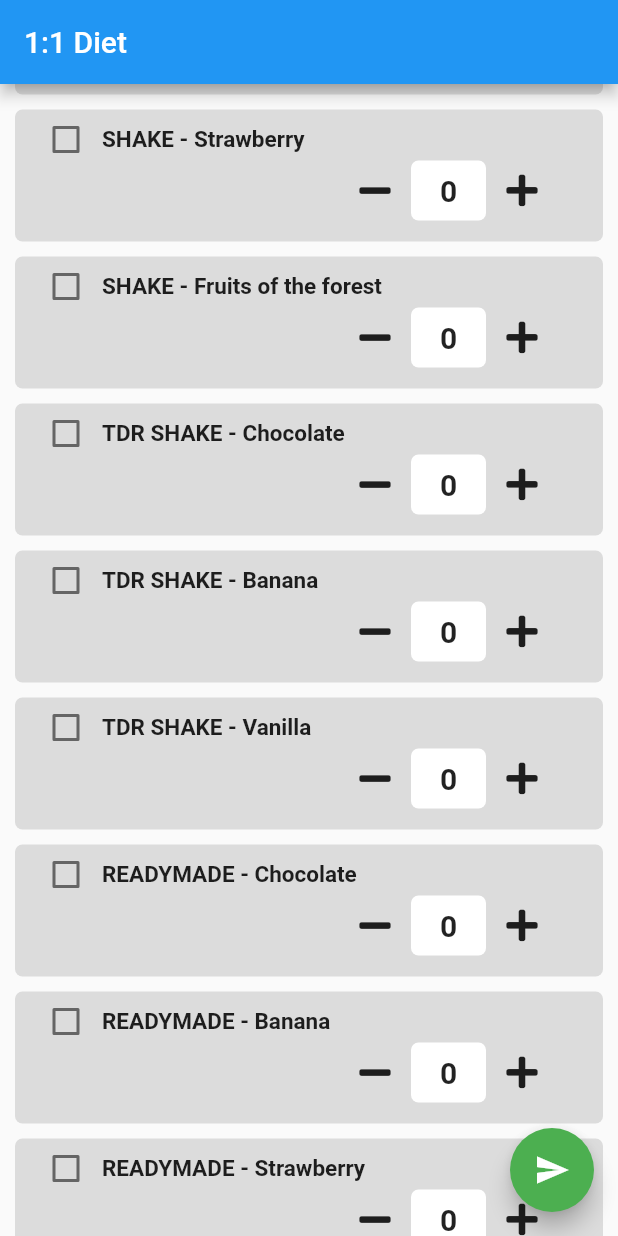
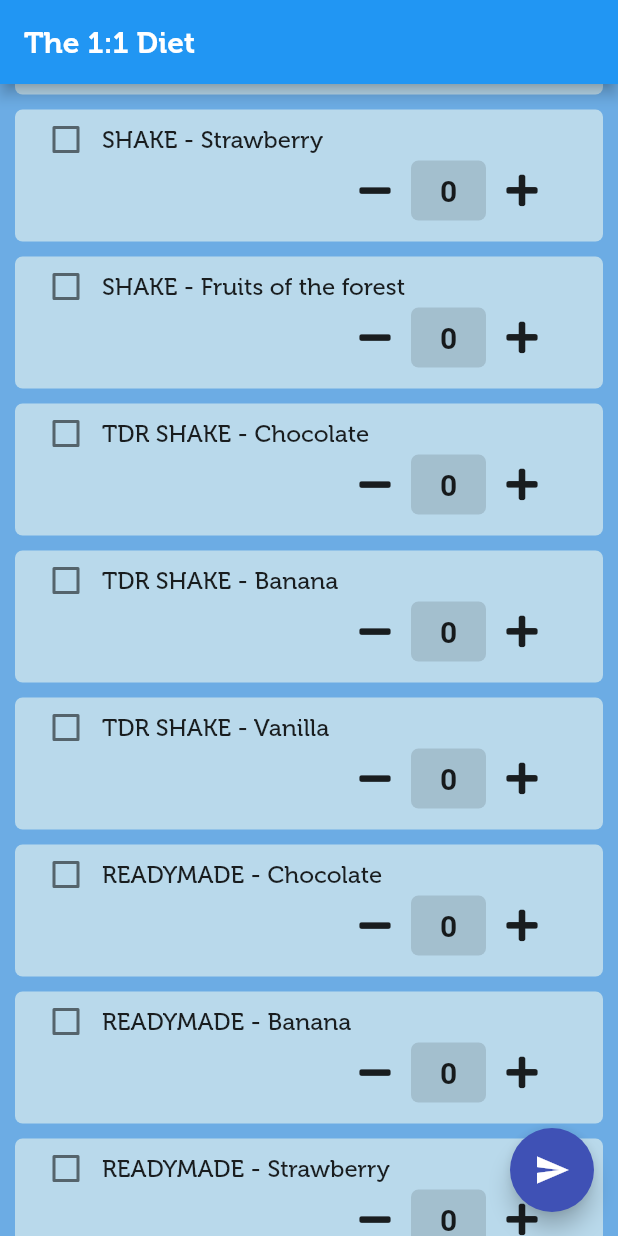
Before and after one commit to ambanikousik/one2one_diet, a Flutter app: the screen it shows after launch, scrolled down 576 dp, after a tap on the "send" icon, on a phone screen of 412 x 824 dp. Run offline on Flutter 3.47's test engine with Material 2 defaults, Android fonts, the phone set to English and light mode, and no system bars; our stand-ins replace font_awesome_flutter; missing offline and left inert: flutter_launch.

Commit message:
functional app

```diff
--- a/lib/body.dart
+++ b/lib/body.dart
@@ -1,5 +1,6 @@
 import 'package:flutter/material.dart';
 import 'package:font_awesome_flutter/font_awesome_flutter.dart';
+import 'productView.dart';
 
 class productsView extends StatefulWidget{
  final listItem;
@@ -43,8 +44,9 @@ class _productsView extends State<productsView>{
                 ),
               ),
               Text(widget.listItem.name,style: TextStyle(
-                fontWeight: FontWeight.bold,
-                fontSize: 15,
+                fontFamily: 'Museo',
+                fontWeight: FontWeight.w300,
+                fontSize: 16,
               ),),
             ],
           ),
@@ -63,7 +65,7 @@ class _productsView extends State<productsView>{
                   height: 40,
                   alignment: Alignment.center,
                   child: Text(widget.listItem.quantity.toString(),style: TextStyle(fontWeight:FontWeight.w700,fontSize:20),),
-                decoration: BoxDecoration(borderRadius: BorderRadius.circular(5),color: Colors.white),
+                decoration: BoxDecoration(borderRadius: BorderRadius.circular(5),color: Colors.black12),
 
               ),
               IconButton(icon: Icon(FontAwesomeIcons.plus), onPressed: () { setState(() {
@@ -75,7 +77,7 @@ class _productsView extends State<productsView>{
         ],
       ),
       decoration: BoxDecoration(
-        color: Colors.black12,
+        color: HexColor("b9d9eb"),
         borderRadius: BorderRadius.circular(5),
       ),
     );
--- a/lib/main.dart
+++ b/lib/main.dart
@@ -6,15 +6,14 @@ import 'package:flutter_launch/flutter_launch.dart';
 void main() => runApp(MyApp());
 
 class MyApp extends StatelessWidget {
-  // This widget is the root of your application.
   @override
   Widget build(BuildContext context) {
     return MaterialApp(
-      title: 'Flutter Demo',
+      title: 'The 1:1 Diet',
       theme: ThemeData(
         primarySwatch: Colors.blue,
       ),
-      home: MyHomePage(title: '1:1 Diet'),
+      home: MyHomePage(title: 'The 1:1 Diet'),
     );
   }
 }
@@ -28,16 +27,22 @@ class MyHomePage extends StatefulWidget {
 
 class _MyHomePageState extends State<MyHomePage> {
 
-  void sendWhatsapp(String text) async {
-    await FlutterLaunch.launchWathsApp(phone: "+880 1673-856051", message: text);
+  void sendWhatsapp(String text, bool canSend) async {
+    if(canSend) {
+      await FlutterLaunch.launchWathsApp(phone: " +44 77903 89551", message: text);
+    }
   }
 
 
   @override
   Widget build(BuildContext context) {
     return Scaffold(
+      backgroundColor: HexColor("6cace4"),
       appBar: AppBar(
-        title: Text(widget.title),
+        title: Text(widget.title,style: TextStyle(
+          fontFamily:'Museo',
+          fontWeight: FontWeight.w700,
+        ),),
       ),
       body: ListView.builder(
         itemCount: ProductsList.length,
@@ -48,18 +53,19 @@ class _MyHomePageState extends State<MyHomePage> {
       ),
       floatingActionButton: FloatingActionButton(
         onPressed: () {
-          String text='';
+          String text="Tanya's Order Form for 1:1 Diet: \n";
           for( var i = 0 ; i <ProductsList.length; i++ ) {
             final products = ProductsList[i];
             if(products.quantity>0 && products.checked == true){
-              text = text+products.name+': '+products.quantity.toString()+'\n';
+              text = text+'\n'+products.name+': '+products.quantity.toString();
+              canSend = true;
             }
-            sendWhatsapp(text);
+            sendWhatsapp(text,canSend);
           }
         },
         tooltip: 'Send to Whatsapp',
         child: Icon(Icons.send),
-        backgroundColor: Colors.green,
+        backgroundColor: Colors.indigo,
       ), // This trailing comma makes auto-formatting nicer for build methods.
     );
   }
--- a/lib/productView.dart
+++ b/lib/productView.dart
@@ -1,3 +1,5 @@
+import 'package:flutter/material.dart';
+bool canSend = false;
 class Products {
   final String name;
   int quantity;
@@ -6,7 +8,17 @@ class Products {
   Products(
       {this.name, this.quantity, this.checked});
 }
+class HexColor extends Color {
+  static int _getColorFromHex(String hexColor) {
+    hexColor = hexColor.toUpperCase().replaceAll("#", "");
+    if (hexColor.length == 6) {
+      hexColor = "FF" + hexColor;
+    }
+    return int.parse(hexColor, radix: 16);
+  }
 
+  HexColor(final String hexColor) : super(_getColorFromHex(hexColor));
+}
   List<Products> ProductsList =
   [
     Products(
```
Also changed, not shown: pubspec.yaml (+15 -8 lines), assets/Museo300-Regular.otf (added), assets/Museo700-Regular.otf (added), assets/logo.png (added), pubspec.lock, 8 other files.
